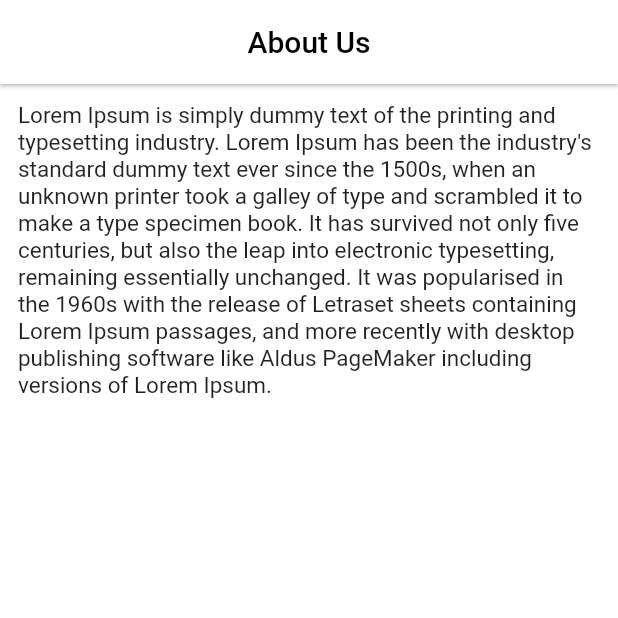
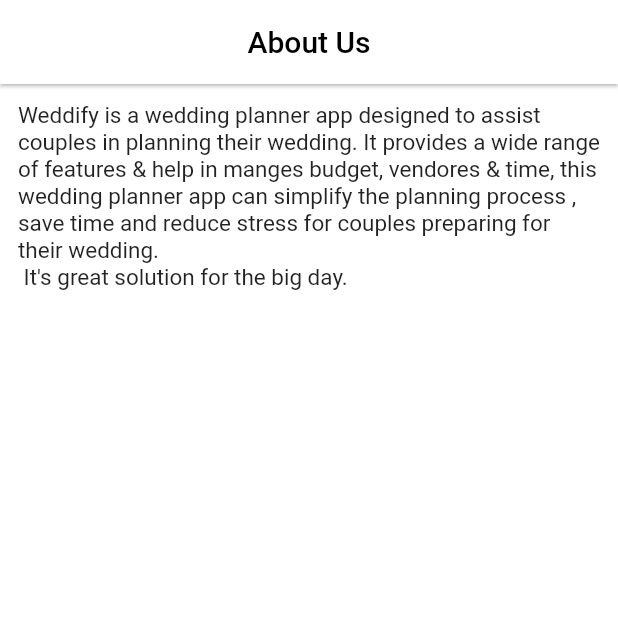
Before and after one commit to priyanshutaru/weddify, a Flutter app: the AboutUs screen opened directly, on a phone screen of 412 x 824 dp, the top half of it. Run offline on Flutter 3.47's test engine with Material 2 defaults, Android fonts, the phone set to English and light mode, and no system bars; our stand-ins replace cloud_firestore, firebase_auth, firebase_core, firebase_messaging, firebase_storage, fluttertoast and 3 more; missing offline and left inert: flutter_stripe; accounts and stored records are empty; network calls fail; Roboto replaces fonts that are missing (Kurale).

Commit message:
about us is done.

```diff
--- a/lib/screens/about_us/about_us.dart
+++ b/lib/screens/about_us/about_us.dart
@@ -23,7 +23,7 @@
       body: Padding(
         padding: EdgeInsets.all(12.0),
         child: Text(
-          "Lorem Ipsum is simply dummy text of the printing and typesetting industry. Lorem Ipsum has been the industry's standard dummy text ever since the 1500s, when an unknown printer took a galley of type and scrambled it to make a type specimen book. It has survived not only five centuries, but also the leap into electronic typesetting, remaining essentially unchanged. It was popularised in the 1960s with the release of Letraset sheets containing Lorem Ipsum passages, and more recently with desktop publishing software like Aldus PageMaker including versions of Lorem Ipsum.",
+          "Weddify is a wedding planner app designed to assist couples in planning their wedding. It provides a wide range of features & help in manges budget, vendores & time, this wedding planner app can simplify the planning process , save time and reduce stress for couples preparing for their wedding.\n It's great solution for the big day.",
           style: GoogleFonts.kurale(
             fontSize: 15,
           ),
```
